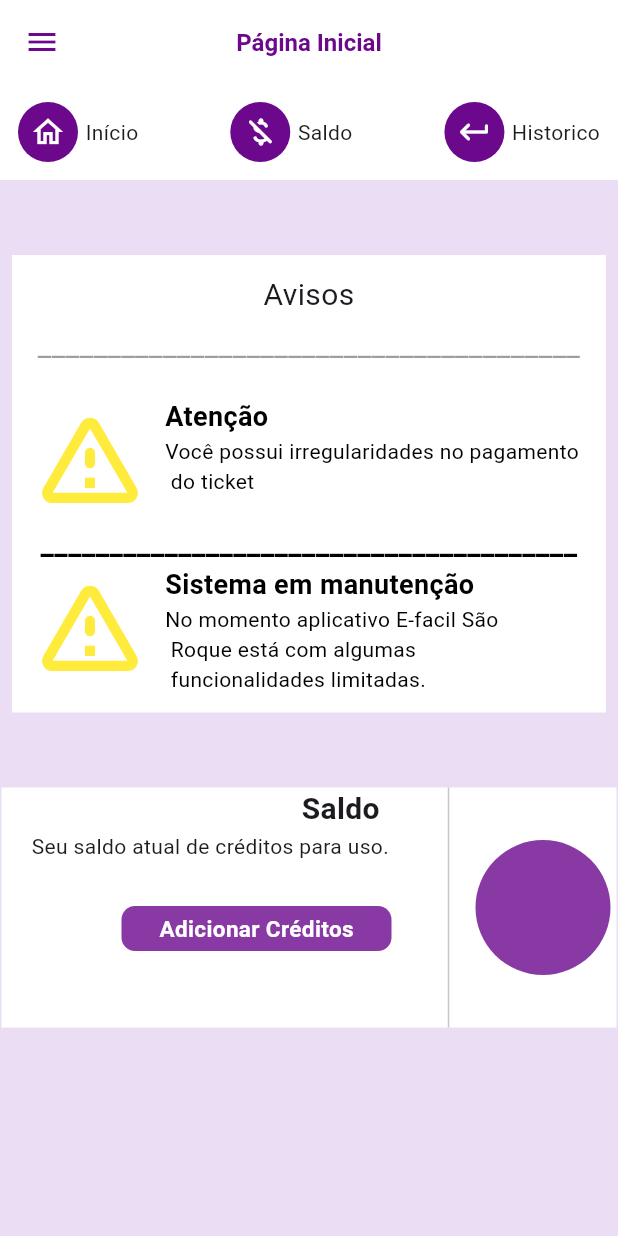
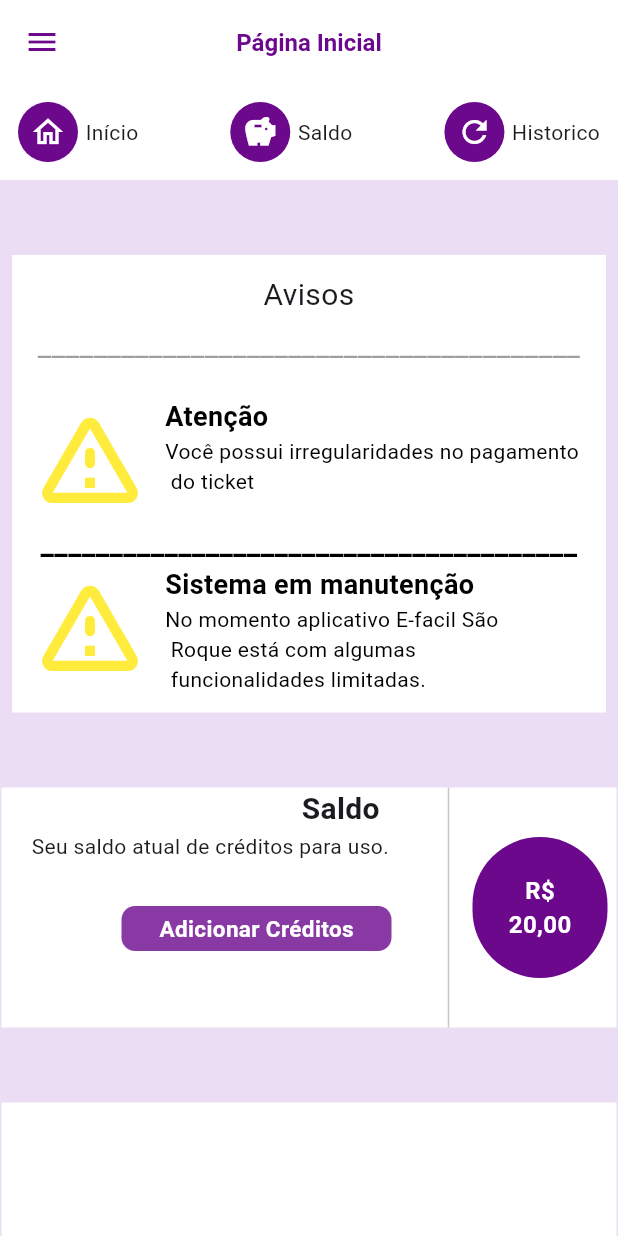
Before and after one commit to GleitonF/estacionamento-saoroque, a Flutter app: the Home screen opened directly, on a phone screen of 412 x 824 dp. Run offline on Flutter 3.47's test engine with Material 3 defaults, Android fonts, the phone set to English and light mode, and no system bars; our stand-ins replace lottie.

Commit message:
Ícones importados e início do último container da home

```diff
--- a/flutter_aplication_estacionamento/lib/Home.dart
+++ b/flutter_aplication_estacionamento/lib/Home.dart
@@ -208,7 +208,7 @@ class _MyHomePageState extends State<Home> {
                           child: IconButton(
                             onPressed: () {},
                             icon: Icon(
-                              Icons.money_off_rounded,
+                            Icons.savings,
                               color: AppColors.primaryColor,
                             ),
                           ),
@@ -225,7 +225,7 @@ class _MyHomePageState extends State<Home> {
                           child: IconButton(
                             onPressed: () {},
                             icon: Icon(
-                              Icons.keyboard_return_rounded,
+                              Icons.refresh_outlined,
                               color: AppColors.primaryColor,
                             ),
                           ),
@@ -401,12 +401,42 @@ class _MyHomePageState extends State<Home> {
                       ),
                       SizedBox(width: 30),
                       VerticalDivider(),
-                      SizedBox(width: 10),
-                      CircleAvatar(radius:45,backgroundColor: Color(0xcc6B088C),),
+                      SizedBox(width: 8),
+                      Container(
+                        width: 90,
+                        height: 94,
+                        decoration: BoxDecoration(
+                          borderRadius: BorderRadius.circular(50),
+                          color: AppColors.secondaryColor
+                        ),
+                        child: Column(
+                          mainAxisAlignment: MainAxisAlignment.center,
+                          children: [
+                            Text('R\$', style: TextStyle(
+                              fontSize: 16,
+                              fontWeight: FontWeight.bold,
+                              color: AppColors.primaryColor
+                            )),
+                            Text('20,00', style: TextStyle(
+                              fontSize: 16,
+                              fontWeight: FontWeight.bold,
+                              color: AppColors.primaryColor
+                            )),
+                          ],
+                        ),
+                      ),
                     ],
                   ),
                 ),
-              )
+              ),
+              SizedBox(height: 50),
+              Container(
+                width: 410,
+                height: 160,
+                decoration: BoxDecoration(
+                  color: AppColors.primaryColor
+                ),
+              ),
             ],
           ),
         ),
```
Also changed, not shown: flutter_aplication_estacionamento/assets/images/Car.png (added), flutter_aplication_estacionamento/assets/images/money.png (added).
